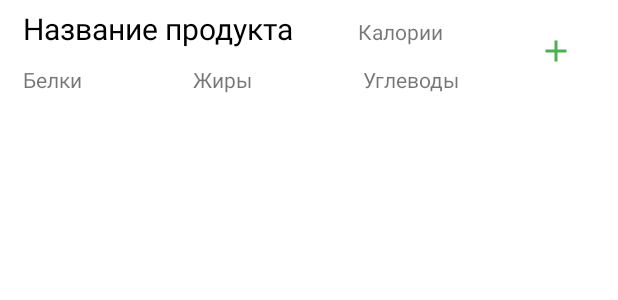
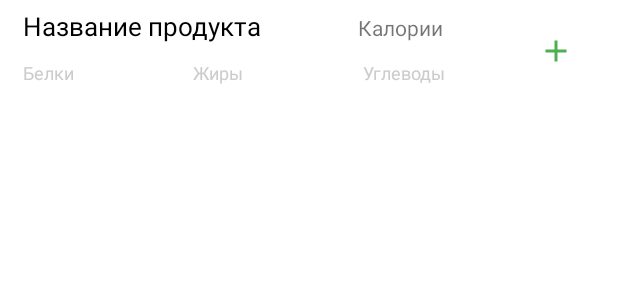
Before and after one commit to pauldub04/KiteApp, an Android app: the layout product_add_block.xml on its own in the app's theme, with its tools: preview values and no code run, on a phone screen of 412 x 824 dp. Shown: the top 300 px of the screen. Run offline under Robolectric (Android 15) with nearby library versions, the light colour scheme and no system bars.

Commit message:
added chart and improved ui

```diff
--- a/app/build.gradle
+++ b/app/build.gradle
@@ -37,4 +37,6 @@ dependencies {
     testImplementation 'junit:junit:4.+'
     androidTestImplementation 'androidx.test.ext:junit:1.1.2'
     androidTestImplementation 'androidx.test.espresso:espresso-core:3.3.0'
+
+    implementation 'com.github.PhilJay:MPAndroidChart:v3.1.0'
 }
--- a/app/src/main/java/com/example/foodapp/FoodStateAdapter.java
+++ b/app/src/main/java/com/example/foodapp/FoodStateAdapter.java
@@ -52,7 +52,7 @@ public class FoodStateAdapter extends RecyclerView.Adapter<FoodStateAdapter.View
     public void onBindViewHolder(@NonNull FoodStateAdapter.ViewHolder holder, int position) {
         ProductState curState = stateList.get(position);
         holder.name.setText(curState.getName());
-        holder.calories.setText(Math.round(curState.getCalories()) + "ккал");
+        holder.calories.setText(Math.round(curState.getCalories()) + " ккал");
         holder.grams.setText(Math.round(curState.getGrams()) + "г");
 
         holder.settings.setOnClickListener(v -> {
--- a/app/src/main/res/layout/fragment_drink.xml
+++ b/app/src/main/res/layout/fragment_drink.xml
@@ -64,7 +64,7 @@
             app:srcCompat="@drawable/ic_local_drink_black_24dp"
             tools:ignore="VectorDrawableCompat"
             android:layout_marginLeft="20dp"
-            android:layout_marginTop="30dp"
+            android:layout_marginTop="35dp"
         />
 
         <TextView
@@ -72,10 +72,11 @@
             android:layout_width="wrap_content"
             android:layout_height="wrap_content"
             android:textColor="@color/black"
-            android:textSize="30sp"
+            android:textSize="40sp"
             android:layout_marginLeft="20dp"
             android:layout_marginRight="20dp"
             android:layout_marginTop="20dp"
+            android:layout_marginBottom="20dp"
             android:text="0" />
     </LinearLayout>
 
--- a/app/src/main/res/layout/product_add_block.xml
+++ b/app/src/main/res/layout/product_add_block.xml
@@ -26,7 +26,7 @@
                 android:layout_weight="2"
                 android:layout_height="wrap_content"
                 android:layout_margin="5dp"
-                android:textSize="20sp"
+                android:textSize="17sp"
                 android:textColor="@color/black"
                 android:text="@string/product" />
 
@@ -50,6 +50,8 @@
                 android:layout_weight="1"
                 android:layout_height="wrap_content"
                 android:layout_margin="5dp"
+                android:textSize="12sp"
+                android:textColor="@color/ltgrey"
                 android:text="@string/proteins" />
 
             <TextView
@@ -58,6 +60,8 @@
                 android:layout_weight="1"
                 android:layout_height="wrap_content"
                 android:layout_margin="5dp"
+                android:textSize="12sp"
+                android:textColor="@color/ltgrey"
                 android:text="@string/fats" />
 
             <TextView
@@ -66,6 +70,8 @@
                 android:layout_weight="1"
                 android:layout_height="wrap_content"
                 android:layout_margin="5dp"
+                android:textSize="12sp"
+                android:textColor="@color/ltgrey"
                 android:text="@string/carbohydrates" />
         </LinearLayout>
     </LinearLayout>
--- a/app/src/main/res/values/colors.xml
+++ b/app/src/main/res/values/colors.xml
@@ -13,6 +13,7 @@
     <color name="green_200">#A5D6A7</color>
 
     <color name="grey">#959595</color>
+    <color name="ltgrey">#CCCCCC</color>
 
 
 </resources>
--- a/build.gradle
+++ b/build.gradle
@@ -16,6 +16,7 @@ allprojects {
     repositories {
         google()
         jcenter()
+        maven { url 'https://jitpack.io' }
     }
 }
 
```
Also changed, not shown: app/src/main/java/com/example/foodapp/Stats.java (+42 -1 lines), app/src/main/res/layout/activity_stats.xml (+10 -0 lines).
